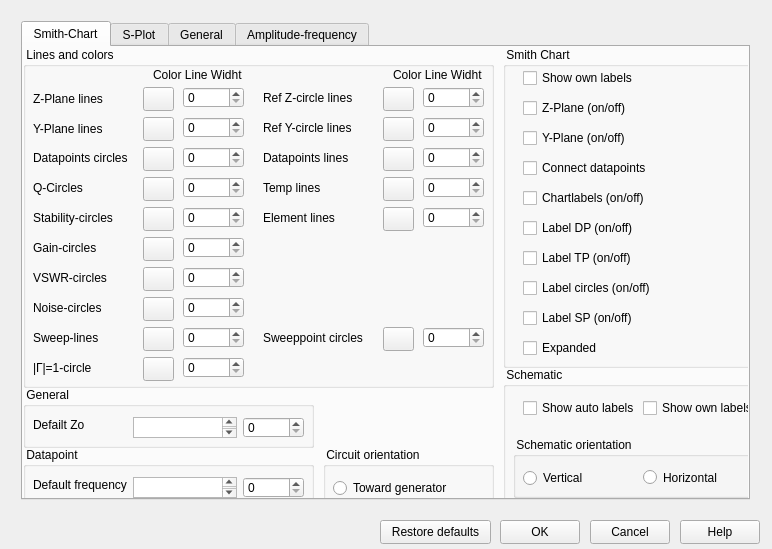
The window that Smithtry1000/ColourSetting.ui (tamoshka/SmithChart) describes before a commit, drawn with Qt 5.
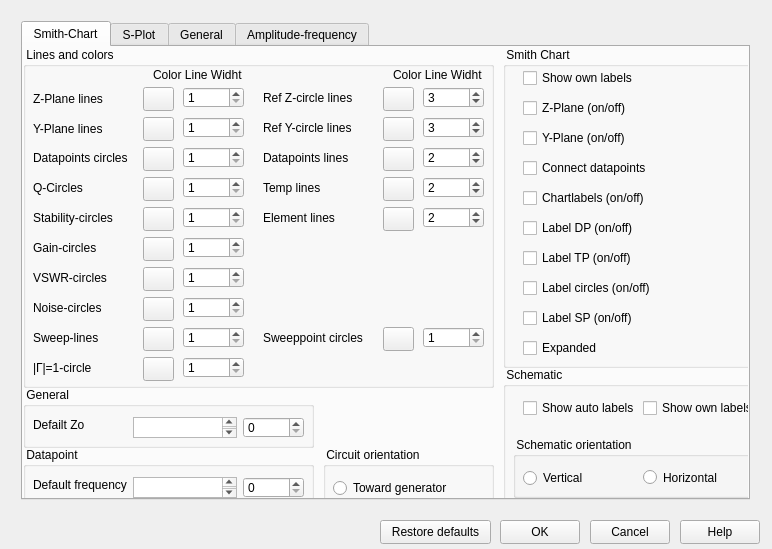
The same window after the commit. The open tabs and pages were chosen to show the change.

The edit to the form file:
```diff
--- a/Smithtry1000/ColourSetting.ui
+++ b/Smithtry1000/ColourSetting.ui
@@ -92,6 +92,21 @@
            <height>21</height>
           </rect>
          </property>
+         <property name="minimum">
+          <number>1</number>
+         </property>
+         <property name="maximum">
+          <number>10</number>
+         </property>
+         <property name="singleStep">
+          <number>1</number>
+         </property>
+         <property name="stepType">
+          <enum>QAbstractSpinBox::DefaultStepType</enum>
+         </property>
+         <property name="value">
+          <number>1</number>
+         </property>
         </widget>
         <widget class="QLabel" name="label_12">
          <property name="geometry">
@@ -128,6 +143,12 @@
            <height>21</height>
           </rect>
          </property>
+         <property name="minimum">
+          <number>1</number>
+         </property>
+         <property name="maximum">
+          <number>10</number>
+         </property>
         </widget>
         <widget class="QPushButton" name="DatapointCirclesColor">
          <property name="geometry">
@@ -151,6 +172,12 @@
            <height>21</height>
           </rect>
          </property>
+         <property name="minimum">
+          <number>1</number>
+         </property>
+         <property name="maximum">
+          <number>10</number>
+         </property>
         </widget>
         <widget class="QLabel" name="label_27">
          <property name="geometry">
@@ -200,6 +227,12 @@
            <height>21</height>
           </rect>
          </property>
+         <property name="minimum">
+          <number>1</number>
+         </property>
+         <property name="maximum">
+          <number>10</number>
+         </property>
         </widget>
         <widget class="QLabel" name="label_29">
          <property name="geometry">
@@ -249,6 +282,12 @@
            <height>21</height>
           </rect>
          </property>
+         <property name="minimum">
+          <number>1</number>
+         </property>
+         <property name="maximum">
+          <number>10</number>
+         </property>
         </widget>
         <widget class="QPushButton" name="pushButton_11">
          <property name="geometry">
@@ -272,6 +311,12 @@
            <height>21</height>
           </rect>
          </property>
+         <property name="minimum">
+          <number>1</number>
+         </property>
+         <property name="maximum">
+          <number>10</number>
+         </property>
         </widget>
         <widget class="QSpinBox" name="spinBox_29">
          <property name="geometry">
@@ -282,6 +327,12 @@
            <height>21</height>
           </rect>
          </property>
+         <property name="minimum">
+          <number>1</number>
+         </property>
+         <property name="maximum">
+          <number>10</number>
+         </property>
         </widget>
         <widget class="QPushButton" name="pushButton_12">
          <property name="geometry">
@@ -305,6 +356,12 @@
            <height>21</height>
           </rect>
          </property>
+         <property name="minimum">
+          <number>1</number>
+         </property>
+         <property name="maximum">
+          <number>10</number>
+         </property>
         </widget>
         <widget class="QLabel" name="label_31">
          <property name="geometry">
@@ -341,6 +398,12 @@
            <height>21</height>
           </rect>
          </property>
+         <property name="minimum">
+          <number>1</number>
+         </property>
+         <property name="maximum">
+          <number>10</number>
+         </property>
         </widget>
         <widget class="QLabel" name="label_32">
          <property name="geometry">
@@ -377,6 +440,12 @@
            <height>21</height>
           </rect>
          </property>
+         <property name="minimum">
+          <number>1</number>
+         </property>
+         <property name="maximum">
+          <number>10</number>
+         </property>
         </widget>
         <widget class="QLabel" name="label_33">
          <property name="geometry">
@@ -452,6 +521,15 @@
            <height>21</height>
           </rect>
          </property>
+         <property name="minimum">
+          <number>1</number>
+         </property>
+         <property name="maximum">
+          <number>10</number>
+         </property>
+         <property name="value">
+          <number>3</number>
+         </property>
         </widget>
         <widget class="QLabel" name="label_48">
          <property name="geometry">
@@ -488,6 +566,15 @@
            <height>21</height>
           </rect>
          </property>
+         <property name="minimum">
+          <number>1</number>
+         </property>
+         <property name="maximum">
+          <number>10</number>
+         </property>
+         <property name="value">
+          <number>3</number>
+         </property>
         </widget>
         <widget class="QSpinBox" name="spinBox_45">
          <property name="geometry">
@@ -498,6 +585,15 @@
            <height>21</height>
           </rect>
          </property>
+         <property name="minimum">
+          <number>1</number>
+         </property>
+         <property name="maximum">
+          <number>10</number>
+         </property>
+         <property name="value">
+          <number>2</number>
+         </property>
         </widget>
         <widget class="QPushButton" name="pushButton_27">
          <property name="geometry">
@@ -560,6 +656,15 @@
            <height>21</height>
           </rect>
          </property>
+         <property name="minimum">
+          <number>1</number>
+         </property>
+         <property name="maximum">
+          <number>10</number>
+         </property>
+         <property name="value">
+          <number>2</number>
+         </property>
         </widget>
         <widget class="QSpinBox" name="spinBox_47">
          <property name="geometry">
@@ -570,6 +675,15 @@
            <height>21</height>
           </rect>
          </property>
+         <property name="minimum">
+          <number>1</number>
+         </property>
+         <property name="maximum">
+          <number>10</number>
+         </property>
+         <property name="value">
+          <number>2</number>
+         </property>
         </widget>
         <widget class="QPushButton" name="pushButton_29">
          <property name="geometry">
@@ -593,6 +707,12 @@
            <height>21</height>
           </rect>
          </property>
+         <property name="minimum">
+          <number>1</number>
+         </property>
+         <property name="maximum">
+          <number>10</number>
+         </property>
         </widget>
         <widget class="QLabel" name="label_51">
          <property name="geometry">
```
Left out of the diff: 18 changed lines with no effect on the pictures.
